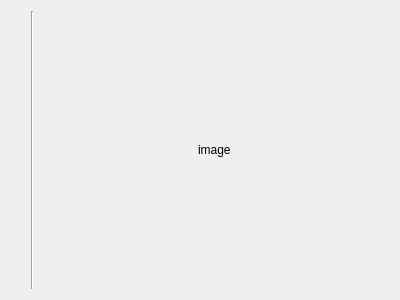
Before: the Qt Designer form ui/designer/file_data.ui in arielvb/collector, drawn with Qt 5.
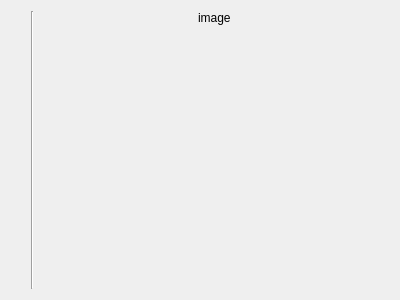
After: the same form once the commit is applied.

```diff
--- a/ui/designer/file_data.ui
+++ b/ui/designer/file_data.ui
@@ -61,6 +61,9 @@
        <property name="text">
         <string notr="true">image</string>
        </property>
+       <property name="alignment">
+        <set>Qt::AlignLeading|Qt::AlignLeft|Qt::AlignTop</set>
+       </property>
       </widget>
      </item>
      <item>
```
